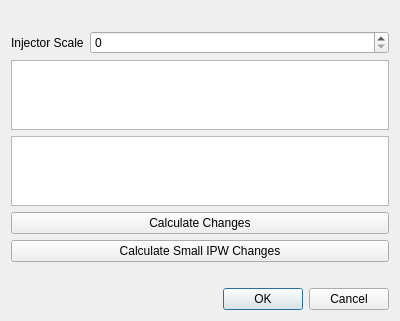
Qt form injectordialog.ui (presstab/LogTuner) before a commit.
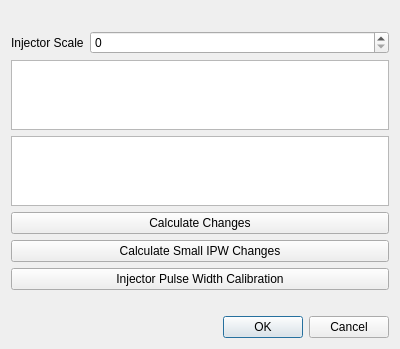
The same form after that commit.

Commit message: ipw dialog

```diff
--- a/injectordialog.ui
+++ b/injectordialog.ui
@@ -7,7 +7,7 @@
     <x>0</x>
     <y>0</y>
     <width>400</width>
-    <height>315</height>
+    <height>337</height>
    </rect>
   </property>
   <property name="windowTitle">
@@ -69,6 +69,13 @@
        </property>
       </widget>
      </item>
+     <item>
+      <widget class="QPushButton" name="pushButton">
+       <property name="text">
+        <string>Injector Pulse Width Calibration</string>
+       </property>
+      </widget>
+     </item>
     </layout>
    </item>
    <item>
```
The commit also changes 6 other files.
